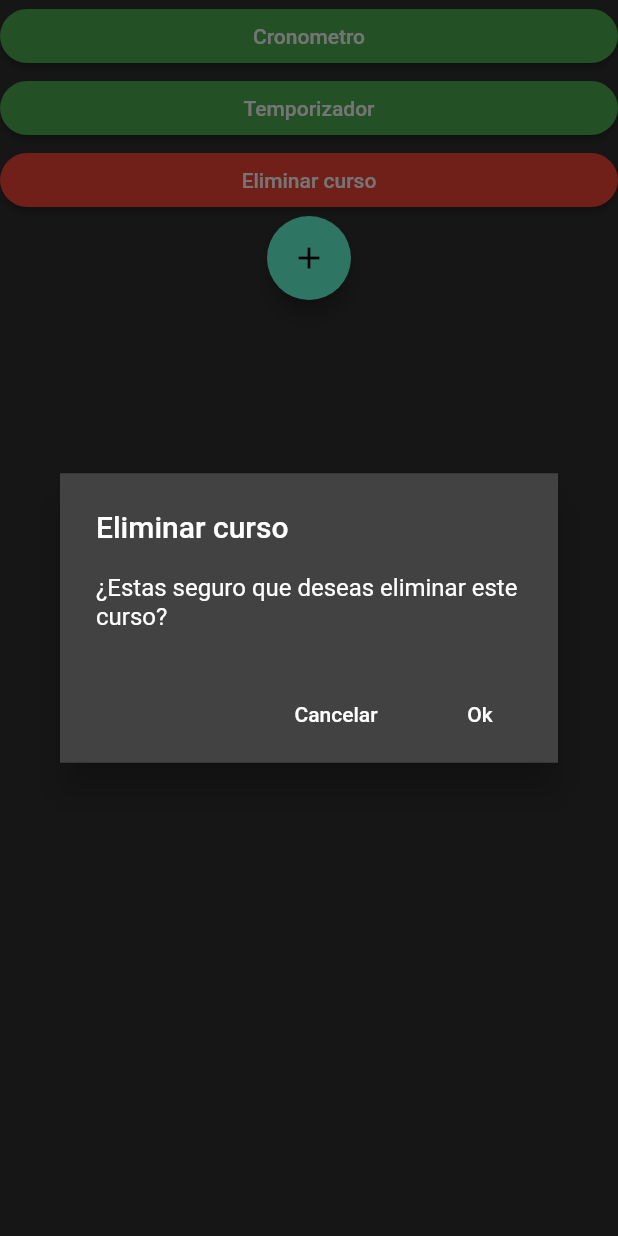
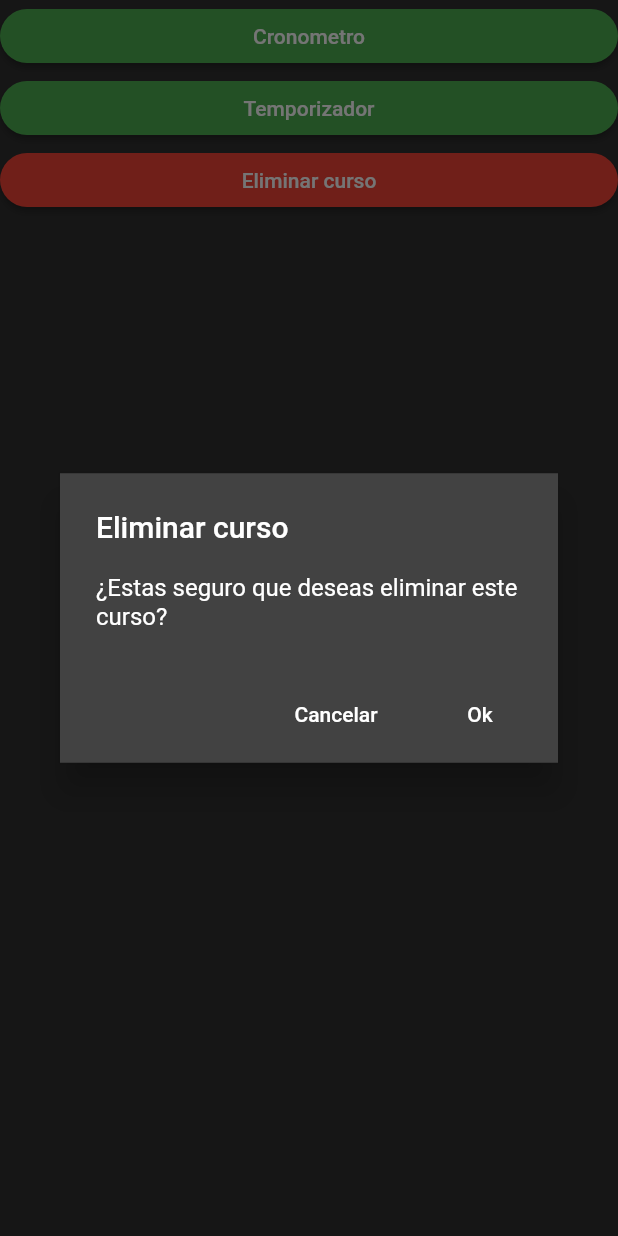
Before and after one commit to sebaav12/Infinity-Proyect-Flutter, a Flutter app: the DataCoursePage screen opened directly, after a tap on "Eliminar curso", on a phone screen of 412 x 824 dp. Run offline on Flutter 3.47's test engine with Material 2 defaults, Android fonts, the phone set to English and light mode, and no system bars; our stand-ins replace percent_indicator, sqflite; accounts and stored records are empty.

```diff
--- a/lib/pages/data_course_page.dart
+++ b/lib/pages/data_course_page.dart
@@ -27,6 +27,8 @@ class DataCoursePage extends StatelessWidget {
           shape: StadiumBorder(),
           onPressed: () => _mostrarAlert(context),
         ),
+
+        /*
         FloatingActionButton(
           child: Icon(Icons.add),
           onPressed: () {
@@ -39,6 +41,7 @@ class DataCoursePage extends StatelessWidget {
             Navigator.pushNamed(context, "/curso");
           },
         ),
+        */
       ]),
     );
   }
--- a/lib/pages/home_page.dart
+++ b/lib/pages/home_page.dart
@@ -1,5 +1,6 @@
 import 'package:flutter/material.dart';
-import 'package:infinity/provider/db_provider.dart';
+import 'package:infinity/provider/course_list_provider.dart';
+import 'package:provider/provider.dart';
 
 // change `flutter_database` to whatever your project name is
 
@@ -37,7 +38,28 @@ class HomePage extends StatelessWidget {
 
   // Lista estatica - temporal
   Widget _lista(BuildContext context) {
-    return ListView(
+    // Usar el ScanListProvider redibujando la escena
+    final courseListProvider = Provider.of<CourseListProvider>(context);
+
+    // Carga de cursos
+    courseListProvider.cargarCourses();
+
+    final courses = courseListProvider.courses;
+
+    return ListView.builder(
+      itemCount: courses.length,
+      itemBuilder: (_, i) => ListTile(
+        leading: Icon(Icons.map, color: Theme.of(context).primaryColor),
+        title: Text(courses[i].name),
+        subtitle: Text(courses[i].description),
+        trailing: Icon(Icons.keyboard_arrow_right, color: Colors.grey),
+        onTap: () => {
+          print(courses[i].id),
+          Navigator.pushNamed(context, "/curso"),
+        },
+      ),
+    );
+    /* return ListView(
       children: <Widget>[
         ListTile(
           leading: Icon(Icons.map),
@@ -66,6 +88,7 @@ class HomePage extends StatelessWidget {
         ),
       ],
     );
+    */
   }
 
   // Button onPressed methods
--- a/lib/provider/course_list_provider.dart
+++ b/lib/provider/course_list_provider.dart
@@ -8,7 +8,7 @@ class CourseListProvider extends ChangeNotifier {
 
   Future<CourseModel> nuevoCourse(String name, description) async {
     final nuevoCourse = new CourseModel(name: name, description: description);
-    final id = await DBProvider.db.nuevoCourseRaw(nuevoCourse);
+    final id = await DBProvider.db.nuevoCourse(nuevoCourse);
     // Asignar el ID de la base de datos al modelo
     nuevoCourse.id = id;
     this.courses.add(nuevoCourse);
```
Also changed, not shown: lib/pages/new_course.dart (+12 -4 lines), lib/provider/db_provider.dart (+8 -0 lines).
